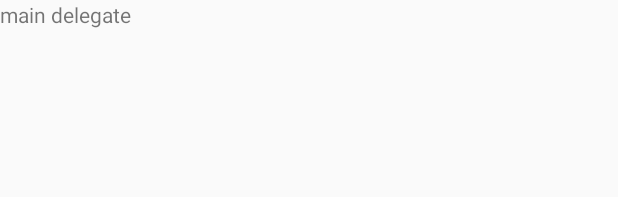
After one commit to pobuing/FastEC, an Android app: the layout delegate_main.xml on its own in the app's theme, with its tools: preview values and no code run, on a phone screen of 412 x 824 dp. The commit adds this screen. Shown: the top 197 px of the screen. Run offline under Robolectric (Android 15) with nearby library versions, the phone set to English and light mode, and no system bars.

Commit message:
2018.10.15 17: 47 项目基本骨架搭建完成

```diff
--- a/app/src/main/AndroidManifest.xml
+++ b/app/src/main/AndroidManifest.xml
@@ -1,5 +1,6 @@
 <?xml version="1.0" encoding="utf-8"?>
 <manifest xmlns:android="http://schemas.android.com/apk/res/android"
+    xmlns:tools="http://schemas.android.com/tools"
     package="com.probuing.fastec">
 
     <application
@@ -9,7 +10,8 @@
         android:label="@string/app_name"
         android:roundIcon="@mipmap/ic_launcher_round"
         android:supportsRtl="true"
-        android:theme="@style/AppTheme">
+        android:theme="@style/AppTheme"
+        tools:ignore="AllowBackup,GoogleAppIndexingWarning">
         <activity android:name=".MainActivity">
             <intent-filter>
                 <action android:name="android.intent.action.MAIN" />
--- /dev/null
+++ b/app/src/main/res/layout/delegate_main.xml
@@ -0,0 +1,13 @@
+<?xml version="1.0" encoding="utf-8"?>
+<LinearLayout xmlns:android="http://schemas.android.com/apk/res/android"
+    xmlns:tools="http://schemas.android.com/tools"
+    android:layout_width="match_parent"
+    android:layout_height="match_parent"
+    android:orientation="vertical">
+
+    <TextView
+        android:layout_width="wrap_content"
+        android:layout_height="wrap_content"
+        android:text="main delegate"
+        tools:ignore="HardcodedText" />
+</LinearLayout>
--- a/latte-core/build.gradle
+++ b/latte-core/build.gradle
@@ -44,4 +44,9 @@ dependencies {
     api 'me.yokeyword:fragmentation-swipeback:1.3.6'
     implementation 'com.jakewharton:butterknife:9.0.0-rc1'
     annotationProcessor 'com.jakewharton:butterknife-compiler:9.0.0-rc1'
+    //网络请求框架
+    api 'com.squareup.okio:okio:1.14.0'
+    api 'com.squareup.okhttp3:okhttp:3.10.0'
+    api 'com.squareup.retrofit2:retrofit:2.4.0'
+    api 'com.squareup.retrofit2:converter-scalars:2.3.0'
 }
--- a/latte-core/src/main/java/com/probuing/latte_core/activities/ProxyActivity.java
+++ b/latte-core/src/main/java/com/probuing/latte_core/activities/ProxyActivity.java
@@ -27,7 +27,7 @@ public abstract class ProxyActivity extends SupportActivity {
     @Override
     protected void onCreate(@Nullable Bundle savedInstanceState) {
         super.onCreate(savedInstanceState);
-
+        initContainer(savedInstanceState);
     }
 
     /**
```
Also changed, not shown: app/src/main/java/com/probuing/fastec/MainActivity.java (+6 -10 lines), app/src/main/java/com/probuing/fastec/MainDelegate.java (added, +25 -0 lines).
